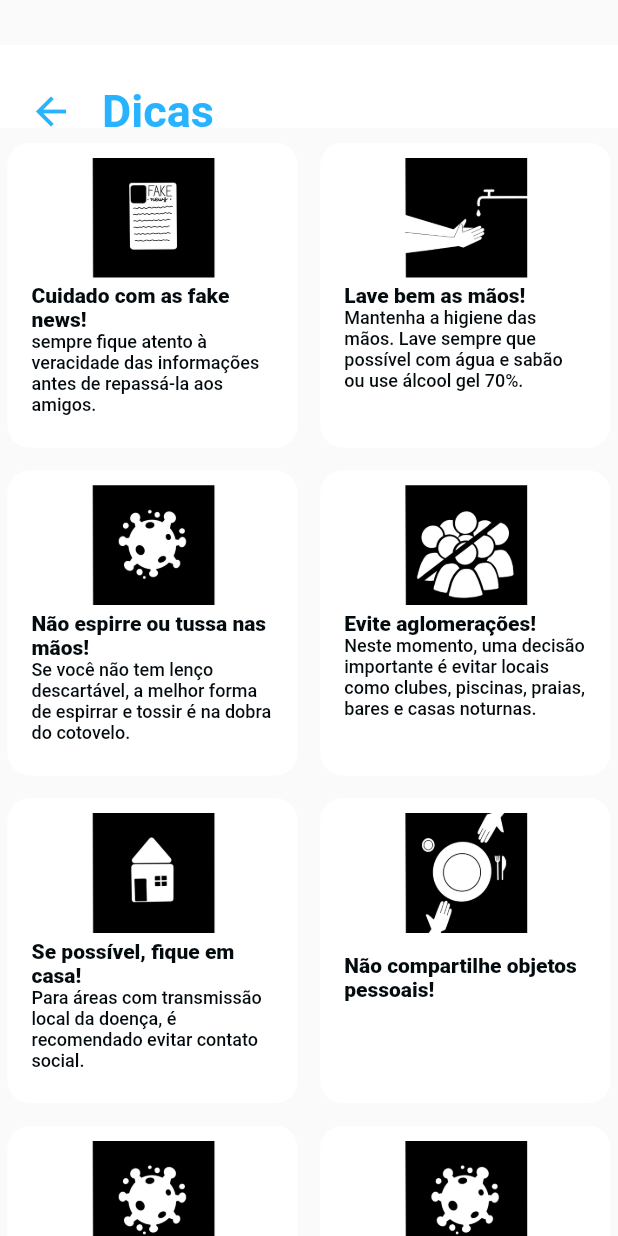
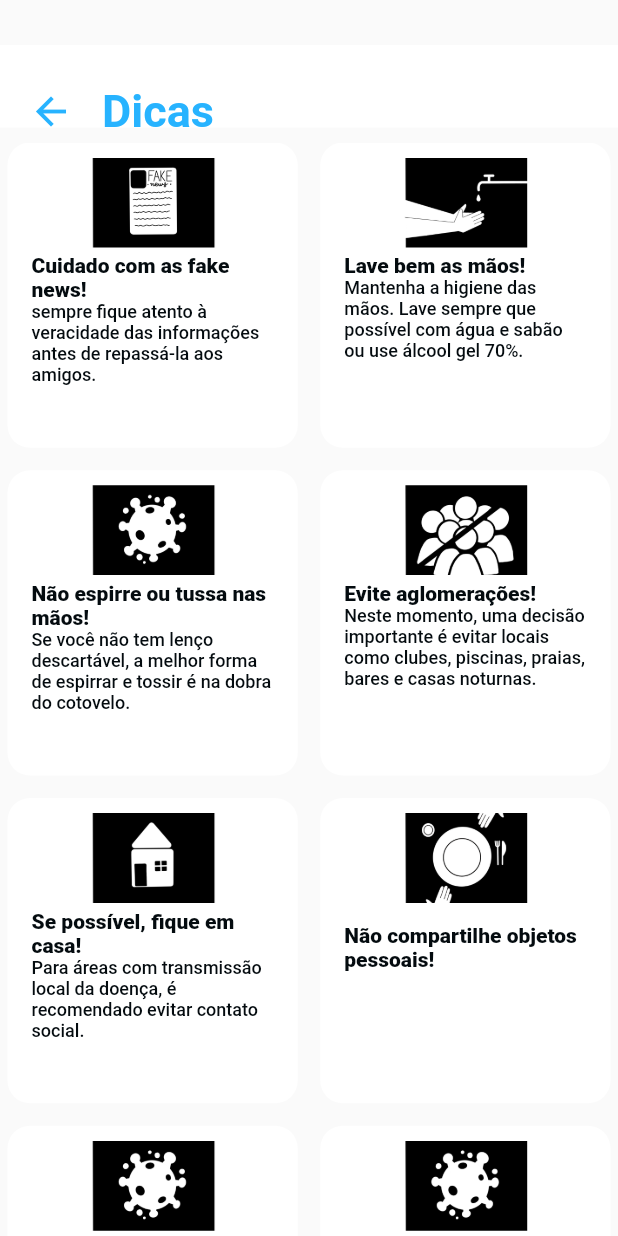
Before and after one commit to gabssanto/Covid-19-Hackathon-App, a Flutter app: the TipsPage screen opened directly, on a phone screen of 412 x 824 dp. Run offline on Flutter 3.47's test engine with Material 2 defaults, Android fonts, the phone set to English and light mode, and no system bars; our stand-ins replace csv, flutter_mobx, flutter_svg, google_maps_flutter, location, mobx; missing offline and left inert: maps_launcher; generated files the repository leaves out were written again; Roboto replaces fonts that are missing (Montserrat); project files that could hold a hidden picture were left out.

Commit message:
Consertado (pelo menos no meu aparelho) overflow nas Dicas

```diff
--- a/lib/tipsPage.dart
+++ b/lib/tipsPage.dart
@@ -89,13 +89,13 @@ class TipItem extends StatelessWidget {
     return Container(
       width: MediaQuery.of(context).size.width,
       margin: EdgeInsets.only(left: 5.0, right: 5.0),
-      height: 190,
+//      height: 8000,
       decoration: BoxDecoration(
           color: Colors.white, borderRadius: BorderRadius.circular(15)),
       child: Column(
         children: <Widget>[
           SizedBox(
-              height: 80.0,
+//              height: 10.0,
               width: MediaQuery.of(context).size.width / 3.7,
               child: Container(
                 transform: Matrix4.translationValues(0.0, 10.0, 0.0),
```
